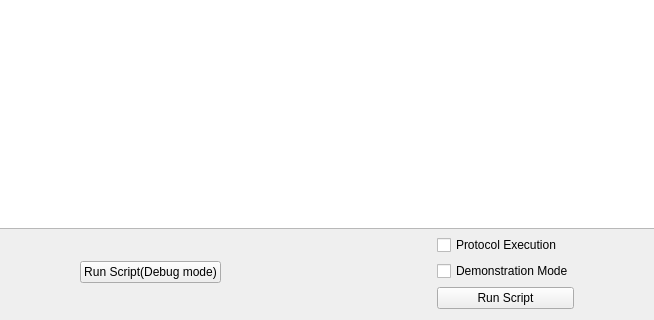
Before: the Qt Designer form qtmonkey_gui.ui in Dushistov/qt_monkey, drawn with Qt 5; both pictures show x 320 to 974 and y 458 to 778 of the 1115 by 778 pixel window.
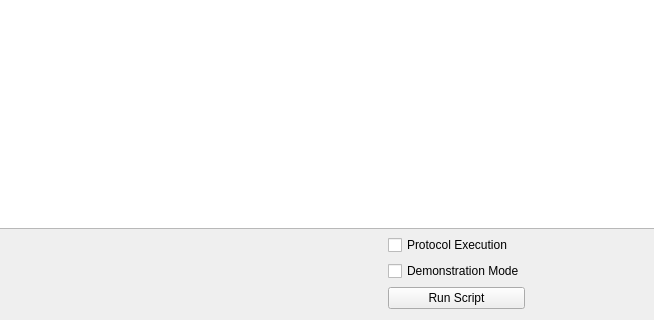
After: the same form once the commit is applied.

Commit message: remove debug button, because of it not implemented

The edit to the form file:
```diff
--- a/qtmonkey_gui.ui
+++ b/qtmonkey_gui.ui
@@ -268,13 +268,6 @@
        </property>
       </spacer>
      </item>
-     <item>
-      <widget class="QPushButton" name="pbRunScriptDebug_">
-       <property name="text">
-        <string>Run Script(Debug mode)</string>
-       </property>
-      </widget>
-     </item>
      <item>
       <spacer>
        <property name="orientation">
```
The commit also changes 1 other file.
